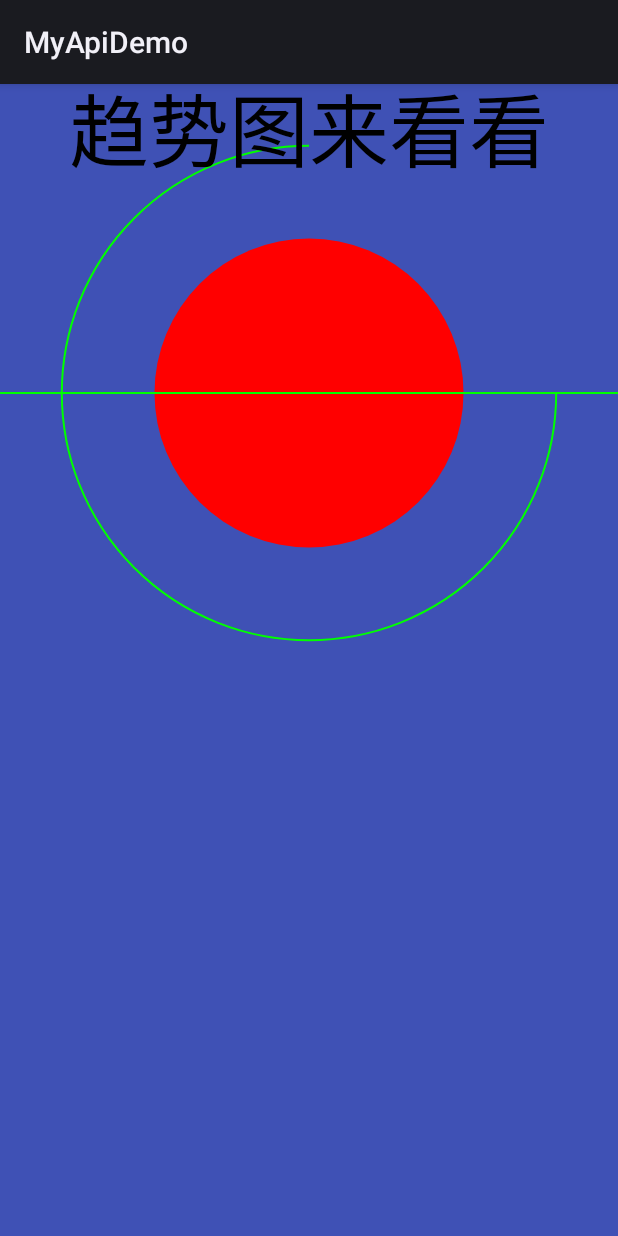
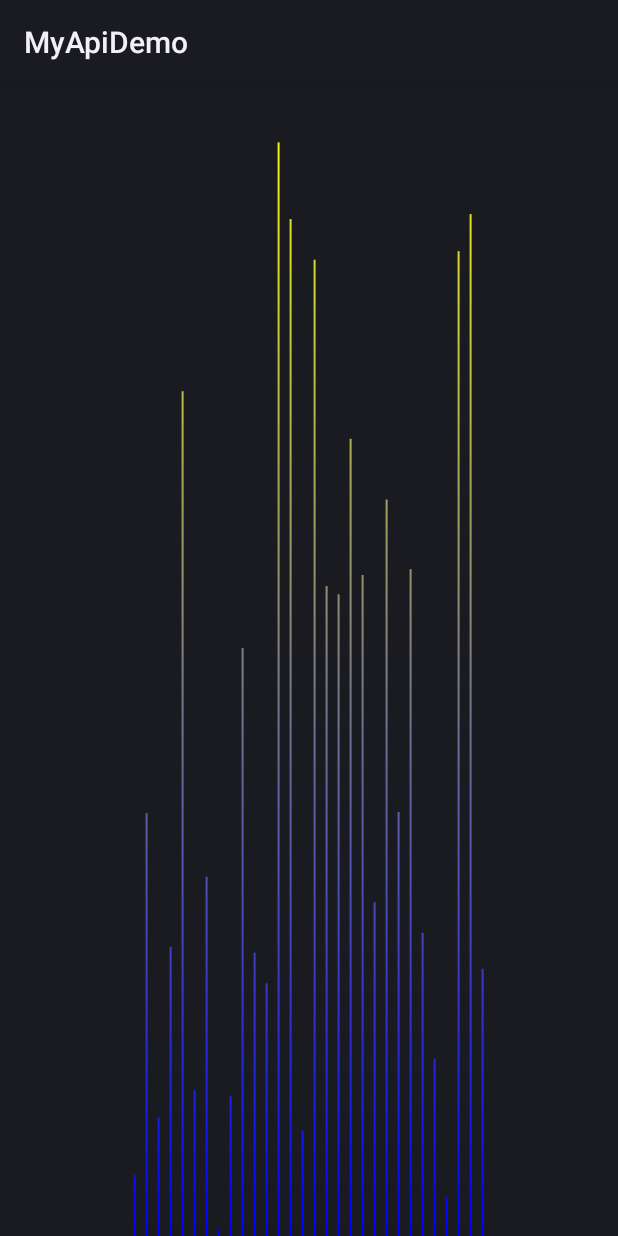
Before and after one commit to zhaochuanxing/MyApiDemo, an Android app: the screen it shows after launch (ProgressActivity before the commit, SoundShapeActivity after it), on a phone screen of 412 x 824 dp. Run offline under Robolectric (Android 15) with nearby library versions, the phone set to English and light mode, and no system bars.

Commit message:
sound shape

```diff
--- a/app/src/main/AndroidManifest.xml
+++ b/app/src/main/AndroidManifest.xml
@@ -64,9 +64,11 @@
             android:theme="@style/AppTheme.NoActionBar">
         </activity>
         <activity android:name=".aty.MyTextViewActivity">
+        </activity>
+        <activity android:name=".aty.ProgressActivity">
 
         </activity>
-        <activity android:name=".aty.ProgressActivity">
+        <activity android:name=".app.SoundShapeActivity">
             <intent-filter>
                 <action android:name="android.intent.action.MAIN"/>
 
--- /dev/null
+++ b/app/src/main/java/com/xing/apidemo/app/SoundShapeActivity.java
@@ -0,0 +1,15 @@
+package com.xing.apidemo.app;
+
+import android.app.Activity;
+import android.os.Bundle;
+
+import com.xing.apidemo.R;
+
+public class SoundShapeActivity extends Activity {
+
+    @Override
+    protected void onCreate(Bundle savedInstanceState) {
+        super.onCreate(savedInstanceState);
+        setContentView(R.layout.activity_sound_shape);
+    }
+}
--- /dev/null
+++ b/app/src/main/java/com/xing/apidemo/view/BaseView.java
@@ -0,0 +1,56 @@
+package com.xing.apidemo.view;
+
+import android.content.Context;
+import android.graphics.Canvas;
+import android.support.annotation.Nullable;
+import android.util.AttributeSet;
+import android.util.Log;
+import android.view.View;
+import android.widget.Chronometer;
+
+/**
+ * Created by zhao on 17-12-31.
+ */
+
+public class BaseView extends View {
+
+    private static final String TAG = BaseView.class.getSimpleName();
+
+    public BaseView(Context context) {
+        super(context);
+    }
+
+    public BaseView(Context context, @Nullable AttributeSet attrs) {
+        super(context, attrs);
+    }
+
+    public BaseView(Context context, @Nullable AttributeSet attrs, int defStyleAttr) {
+        super(context, attrs, defStyleAttr);
+    }
+
+    @Override
+    protected void onSizeChanged(int w, int h, int oldw, int oldh) {
+        super.onSizeChanged(w, h, oldw, oldh);
+        Log.i(TAG,"onSizeChanged : w= "+w+",h="+h+",oldW="+oldw+",oldH="+oldh);
+
+    }
+
+    @Override
+    protected void onMeasure(int widthMeasureSpec, int heightMeasureSpec) {
+        super.onMeasure(widthMeasureSpec, heightMeasureSpec);
+        Log.i(TAG,"onMeasure width= "+getMeasuredWidth()+",height= "+getMeasuredHeight());
+    }
+
+    @Override
+    protected void onLayout(boolean changed, int left, int top, int right, int bottom) {
+        super.onLayout(changed, left, top, right, bottom);
+        Log.i(TAG,"onLayout "+changed+",left="+left+",top="+top+",right="+right+",bottom="+bottom);
+
+    }
+
+    @Override
+    protected void onDraw(Canvas canvas) {
+        super.onDraw(canvas);
+        Log.i(TAG,"onDraw "+ canvas);
+    }
+}
--- a/app/src/main/java/com/xing/apidemo/view/ProgressView.java
+++ b/app/src/main/java/com/xing/apidemo/view/ProgressView.java
@@ -71,7 +71,7 @@ public class ProgressView extends View {
 
         //绘制文字 横向纵向居中
         canvas.drawText(mShowText,0,mShowText.length(),mCircleXY-(mTextSize*mShowText.length()/2)
-                ,mCircleXY/4,mTextPaint);
+                ,mCircleXY+mTextSize/4,mTextPaint);
         // x 开始绘制的起点
         //y 绘制文字的基线,并不一定是文字的底线，基线下面也会有绘制文字的地方，因此这里选择用/4来表示
         //y的偏移，而不是/2
--- /dev/null
+++ b/app/src/main/java/com/xing/apidemo/view/SoundShapeView.java
@@ -0,0 +1,84 @@
+package com.xing.apidemo.view;
+
+import android.content.Context;
+import android.graphics.Canvas;
+import android.graphics.Color;
+import android.graphics.LinearGradient;
+import android.graphics.Paint;
+import android.graphics.Shader;
+import android.support.annotation.Nullable;
+import android.util.AttributeSet;
+import android.util.Log;
+import android.view.View;
+
+/**
+ * Created by zhao on 17-12-31.
+ */
+
+public class SoundShapeView extends BaseView {
+
+    private int mRectWidth;
+    private int mRectHeight;
+    private int mRectCount;
+    private int mWidth;
+    private int offset;
+    private float mCurrentHeight;
+    private Paint mPaint;
+    private LinearGradient mLinearGradient;
+
+    public SoundShapeView(Context context) {
+        this(context,null);
+    }
+
+    public SoundShapeView(Context context, @Nullable AttributeSet attrs) {
+        this(context, attrs,0);
+    }
+
+    public SoundShapeView(Context context, @Nullable AttributeSet attrs, int defStyleAttr) {
+        super(context, attrs, defStyleAttr);
+        init();
+    }
+
+    private void init() {
+        mRectWidth = 20;
+        mRectHeight = 200;
+        mRectCount = 30;
+        offset = 10;
+        mPaint = new Paint();
+        mPaint.setColor(Color.RED);
+    }
+
+    @Override
+    protected void onSizeChanged(int w, int h, int oldw, int oldh) {
+        super.onSizeChanged(w, h, oldw, oldh);
+        mWidth = getWidth();
+        mRectHeight = getHeight();
+        mRectWidth = (int) (mWidth*0.6/mRectCount);
+        mLinearGradient = new LinearGradient(0,0,mRectWidth,mRectHeight,Color.YELLOW,Color.BLUE,
+                Shader.TileMode.CLAMP);
+        mPaint.setShader(mLinearGradient);
+    }
+
+    @Override
+    protected void onMeasure(int widthMeasureSpec, int heightMeasureSpec) {
+        super.onMeasure(widthMeasureSpec, heightMeasureSpec);
+        mWidth = getMeasuredWidth();
+    }
+
+    @Override
+    protected void onLayout(boolean changed, int left, int top, int right, int bottom) {
+        super.onLayout(changed, left, top, right, bottom);
+    }
+
+    @Override
+    protected void onDraw(Canvas canvas) {
+        super.onDraw(canvas);
+
+        for (int i = 0; i < mRectCount; i++) {
+            mCurrentHeight = (float) (Math.random()*mRectHeight);
+            canvas.drawRect((float)(mWidth*0.4/2+mRectWidth*i+offset),mCurrentHeight,
+                    (float)(mWidth*0.4/2+mRectWidth*(i+1)),mRectHeight,mPaint);
+        }
+        postInvalidateDelayed(200);
+    }
+}
--- /dev/null
+++ b/app/src/main/res/layout/activity_sound_shape.xml
@@ -0,0 +1,13 @@
+<?xml version="1.0" encoding="utf-8"?>
+<android.support.constraint.ConstraintLayout
+    xmlns:android="http://schemas.android.com/apk/res/android"
+    xmlns:app="http://schemas.android.com/apk/res-auto"
+    xmlns:tools="http://schemas.android.com/tools"
+    android:layout_width="match_parent"
+    android:layout_height="match_parent"
+    tools:context="com.xing.apidemo.app.SoundShapeActivity">
+    <com.xing.apidemo.view.SoundShapeView
+        android:layout_width="match_parent"
+        android:layout_height="match_parent"/>
+
+</android.support.constraint.ConstraintLayout>
```
